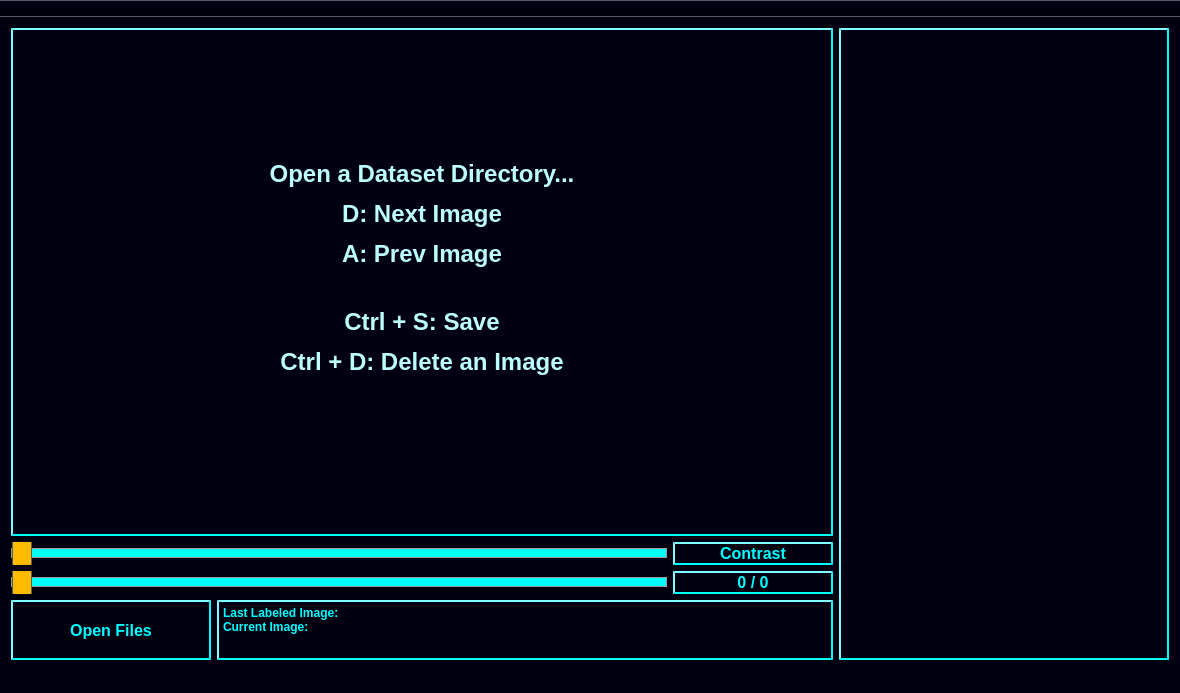
This is mainwindow.ui in developer0hye/Yolo_Label as Qt 5 draws it before an edit. The edited form follows.
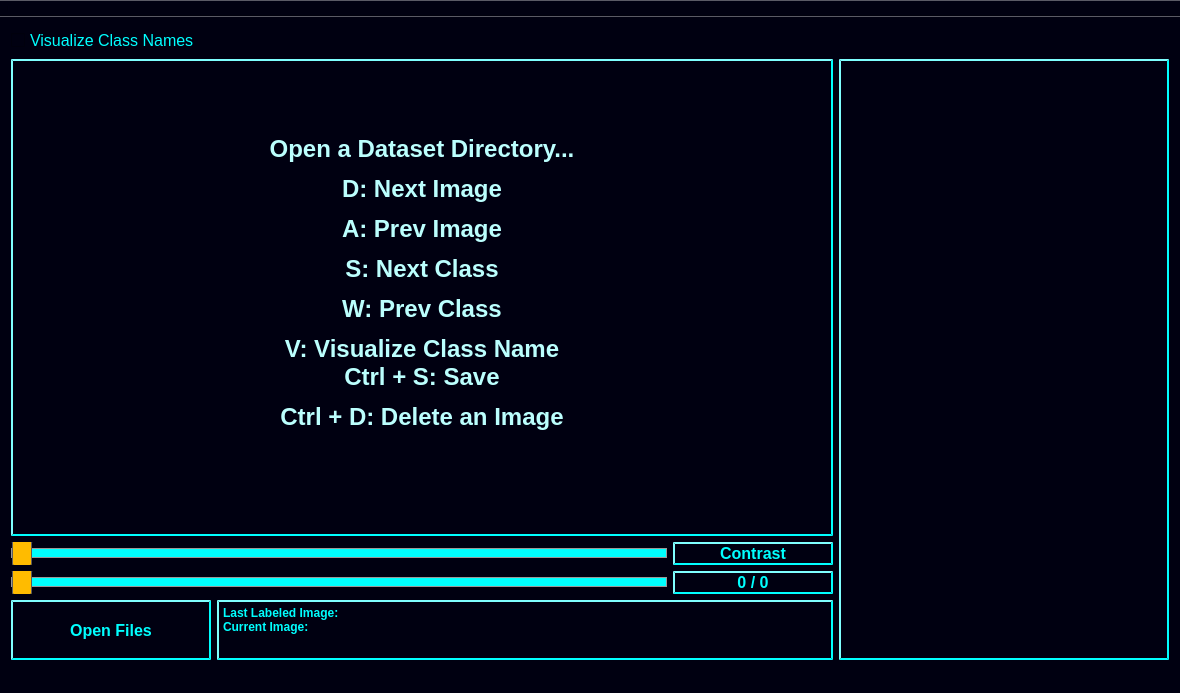
This is the edited form. Custom widgets are drawn as their Qt base class.

Commit message: add visualize class names checkbox

```diff
--- a/mainwindow.ui
+++ b/mainwindow.ui
@@ -57,7 +57,7 @@
     </size>
    </property>
    <layout class="QGridLayout" name="gridLayout">
-    <item row="0" column="0">
+    <item row="3" column="0">
      <layout class="QHBoxLayout" name="horizontalLayout_5">
       <item>
        <layout class="QVBoxLayout" name="verticalLayout">
@@ -77,6 +77,7 @@
           </property>
           <property name="font">
            <font>
+            <family>Arial</family>
             <pointsize>18</pointsize>
             <weight>75</weight>
             <bold>true</bold>
@@ -106,7 +107,7 @@
            <number>3</number>
           </property>
           <property name="text">
-           <string>&lt;html&gt;&lt;head/&gt;&lt;body&gt;&lt;p&gt;Open a Dataset Directory...&lt;/p&gt;&lt;p&gt;D: Next Image&lt;/p&gt;&lt;p&gt;A: Prev Image&lt;/p&gt;&lt;p&gt;&lt;br/&gt;Ctrl + S: Save&lt;/p&gt;&lt;p&gt;Ctrl + D: Delete an Image&lt;br/&gt;&lt;/p&gt;&lt;/body&gt;&lt;/html&gt;</string>
+           <string>&lt;html&gt;&lt;head/&gt;&lt;body&gt;&lt;p&gt;Open a Dataset Directory...&lt;/p&gt;&lt;p&gt;D: Next Image&lt;/p&gt;&lt;p&gt;A: Prev Image&lt;/p&gt;&lt;p&gt;S: Next Class&lt;/p&gt;&lt;p&gt;W: Prev Class&lt;/p&gt;&lt;p&gt;V: Visualize Class Name&lt;br/&gt;Ctrl + S: Save&lt;/p&gt;&lt;p&gt;Ctrl + D: Delete an Image&lt;br/&gt;&lt;/p&gt;&lt;/body&gt;&lt;/html&gt;</string>
           </property>
           <property name="scaledContents">
            <bool>true</bool>
@@ -575,6 +576,32 @@
       </item>
      </layout>
     </item>
+    <item row="0" column="0">
+     <layout class="QHBoxLayout" name="horizontalLayout_6">
+      <item>
+       <widget class="QCheckBox" name="checkBox_visualize_class_names">
+        <property name="font">
+         <font>
+          <family>Arial</family>
+          <pointsize>12</pointsize>
+          <underline>false</underline>
+          <strikeout>false</strikeout>
+         </font>
+        </property>
+        <property name="styleSheet">
+         <string notr="true">background-color : rgb(0, 0, 17);color : rgb(0, 255, 255);
+</string>
+        </property>
+        <property name="text">
+         <string>Visualize Class Names</string>
+        </property>
+        <property name="shortcut">
+         <string>V</string>
+        </property>
+       </widget>
+      </item>
+     </layout>
+    </item>
    </layout>
   </widget>
   <widget class="QMenuBar" name="menuBar">
```
